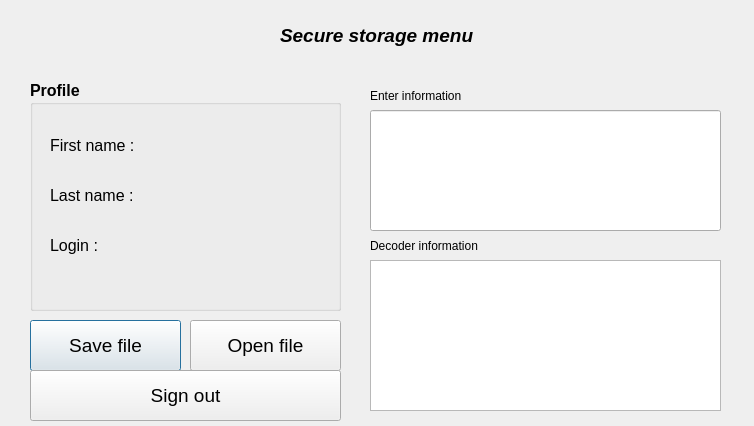
Above: maincontent.ui from stranikk/Homework-Secure-storage- before the change. Below: the same form after it.
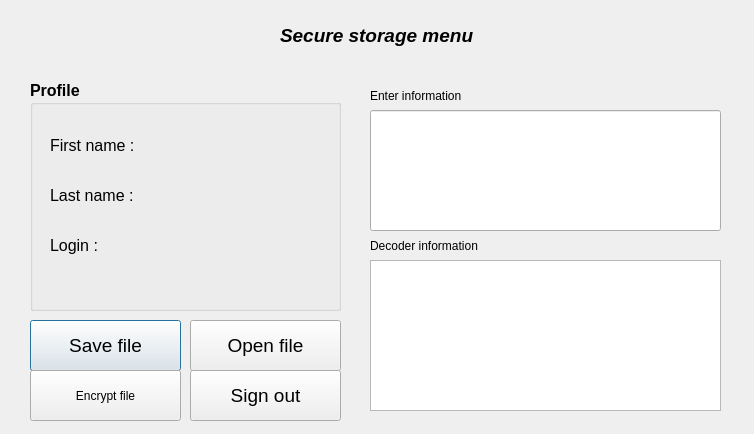
That is the form after the change.

Commit message:
Add encrypt another files
Add encrypt another files

Diff of the .ui file:
```diff
--- a/maincontent.ui
+++ b/maincontent.ui
@@ -7,7 +7,7 @@
     <x>0</x>
     <y>0</y>
     <width>754</width>
-    <height>426</height>
+    <height>434</height>
    </rect>
   </property>
   <property name="windowTitle">
@@ -248,9 +248,9 @@
   <widget class="QPushButton" name="pushButton_3">
    <property name="geometry">
     <rect>
-     <x>30</x>
+     <x>190</x>
      <y>370</y>
-     <width>311</width>
+     <width>151</width>
      <height>51</height>
     </rect>
    </property>
@@ -273,6 +273,19 @@
     </rect>
    </property>
   </widget>
+  <widget class="QPushButton" name="pushButton_4">
+   <property name="geometry">
+    <rect>
+     <x>30</x>
+     <y>370</y>
+     <width>151</width>
+     <height>51</height>
+    </rect>
+   </property>
+   <property name="text">
+    <string>Encrypt file</string>
+   </property>
+  </widget>
  </widget>
  <resources/>
  <connections/>
```
The commit also changes 4 other files.
